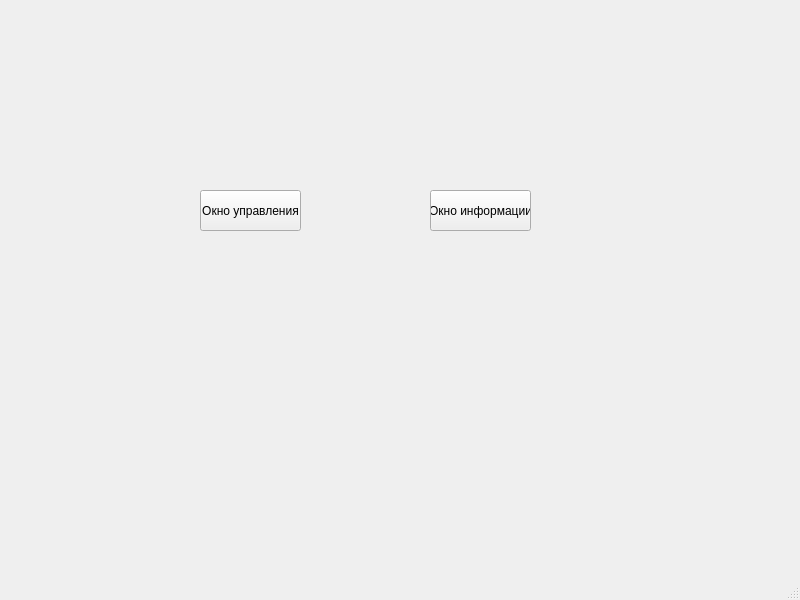
This is mainwindow.ui in 86274/GUI_OOP_KR as Qt 5 draws it before an edit. The edited form follows.
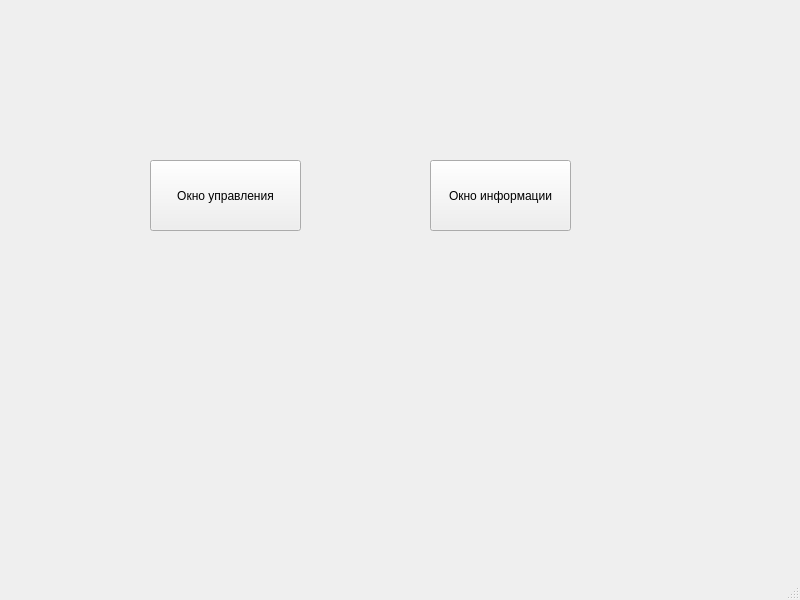
This is the edited form.

```diff
--- a/mainwindow.ui
+++ b/mainwindow.ui
@@ -17,10 +17,10 @@
    <widget class="QPushButton" name="pushButton">
     <property name="geometry">
      <rect>
-      <x>200</x>
-      <y>190</y>
-      <width>101</width>
-      <height>41</height>
+      <x>150</x>
+      <y>160</y>
+      <width>151</width>
+      <height>71</height>
      </rect>
     </property>
     <property name="text">
@@ -31,9 +31,9 @@
     <property name="geometry">
      <rect>
       <x>430</x>
-      <y>190</y>
-      <width>101</width>
-      <height>41</height>
+      <y>160</y>
+      <width>141</width>
+      <height>71</height>
      </rect>
     </property>
     <property name="text">
```
